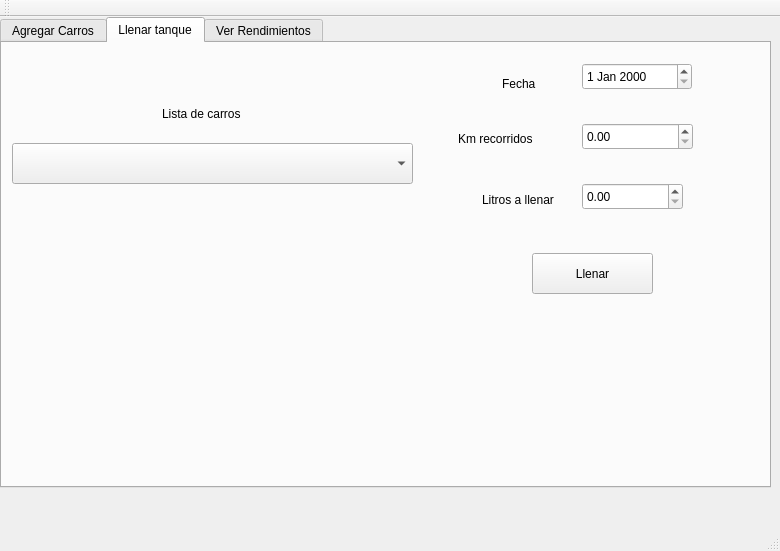
First picture: the form in RendimientoCarro/mainwindow.ui, repository pejuan/11411073-proyecto-02, before the edit.
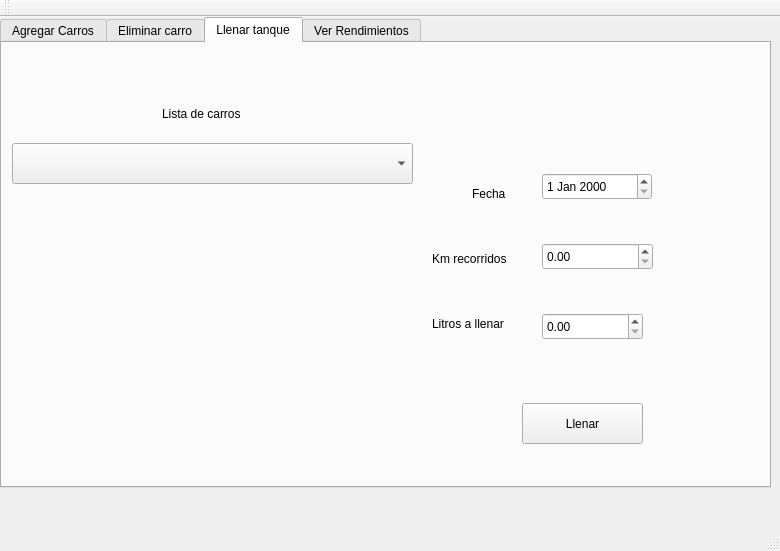
Second picture: the form after the edit. The open tabs and pages were chosen to show the change.

```diff
--- a/RendimientoCarro/mainwindow.ui
+++ b/RendimientoCarro/mainwindow.ui
@@ -197,6 +197,34 @@
       </property>
      </widget>
     </widget>
+    <widget class="QWidget" name="tab_4">
+     <attribute name="title">
+      <string>Eliminar carro</string>
+     </attribute>
+     <widget class="QComboBox" name="cb_carroseliminar">
+      <property name="geometry">
+       <rect>
+        <x>50</x>
+        <y>60</y>
+        <width>401</width>
+        <height>27</height>
+       </rect>
+      </property>
+     </widget>
+     <widget class="QPushButton" name="boton_eliminar_carro">
+      <property name="geometry">
+       <rect>
+        <x>550</x>
+        <y>90</y>
+        <width>111</width>
+        <height>61</height>
+       </rect>
+      </property>
+      <property name="text">
+       <string>Eliminar</string>
+      </property>
+     </widget>
+    </widget>
     <widget class="QWidget" name="tab_3">
      <attribute name="title">
       <string>Llenar tanque</string>
@@ -214,8 +242,8 @@
      <widget class="QDoubleSpinBox" name="sp_litrosallenar">
       <property name="geometry">
        <rect>
-        <x>580</x>
-        <y>140</y>
+        <x>540</x>
+        <y>270</y>
         <width>101</width>
         <height>27</height>
        </rect>
@@ -224,8 +252,8 @@
      <widget class="QLabel" name="label_7">
       <property name="geometry">
        <rect>
-        <x>480</x>
-        <y>146</y>
+        <x>430</x>
+        <y>270</y>
         <width>101</width>
         <height>21</height>
        </rect>
@@ -237,8 +265,8 @@
      <widget class="QPushButton" name="boton_llenar">
       <property name="geometry">
        <rect>
-        <x>530</x>
-        <y>210</y>
+        <x>520</x>
+        <y>360</y>
         <width>121</width>
         <height>41</height>
        </rect>
@@ -263,8 +291,8 @@
      <widget class="QDoubleSpinBox" name="sp_kmrecorridos">
       <property name="geometry">
        <rect>
-        <x>580</x>
-        <y>80</y>
+        <x>540</x>
+        <y>200</y>
         <width>111</width>
         <height>27</height>
        </rect>
@@ -276,8 +304,8 @@
      <widget class="QLabel" name="label_9">
       <property name="geometry">
        <rect>
-        <x>456</x>
-        <y>80</y>
+        <x>430</x>
+        <y>200</y>
         <width>101</width>
         <height>31</height>
        </rect>
@@ -289,8 +317,8 @@
      <widget class="QDateEdit" name="date_fecha">
       <property name="geometry">
        <rect>
-        <x>580</x>
-        <y>20</y>
+        <x>540</x>
+        <y>130</y>
         <width>110</width>
         <height>27</height>
        </rect>
@@ -299,8 +327,8 @@
      <widget class="QLabel" name="label_10">
       <property name="geometry">
        <rect>
-        <x>500</x>
-        <y>30</y>
+        <x>470</x>
+        <y>140</y>
         <width>41</width>
         <height>21</height>
        </rect>
```
